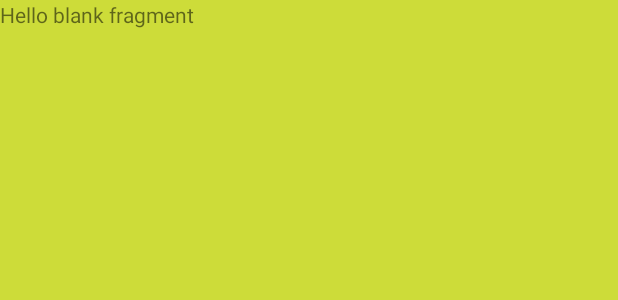
After one commit to MahanZiyari/Ashena, an Android app: the layout fragment_favorites.xml on its own in the app's theme, with its tools: preview values and no code run, on a phone screen of 412 x 824 dp. The commit adds this screen. Shown: the top 300 px of the screen. Run offline under Robolectric (Android 15) with nearby library versions, the phone set to English and light mode, and no system bars.

Commit message:
Feat: Implement bottom navigation - change app primary and secondary colors - add three fragment included: details, favorites and contacts - add main navigation tree to app - implement bottom navigation and set it up with navController

```diff
--- a/ashena/app/src/main/AndroidManifest.xml
+++ b/ashena/app/src/main/AndroidManifest.xml
@@ -12,7 +12,7 @@
         android:theme="@style/Theme.Ashena"
         tools:targetApi="31">
         <activity
-            android:name=".MainActivity"
+            android:name=".ui.MainActivity"
             android:exported="true">
             <intent-filter>
                 <action android:name="android.intent.action.MAIN" />
--- /dev/null
+++ b/ashena/app/src/main/res/drawable/baseline_person_outline_24.xml
@@ -0,0 +1,5 @@
+<vector android:height="24dp" android:tint="#000000"
+    android:viewportHeight="24" android:viewportWidth="24"
+    android:width="24dp" xmlns:android="http://schemas.android.com/apk/res/android">
+    <path android:fillColor="@android:color/white" android:pathData="M12,5.9c1.16,0 2.1,0.94 2.1,2.1s-0.94,2.1 -2.1,2.1S9.9,9.16 9.9,8s0.94,-2.1 2.1,-2.1m0,9c2.97,0 6.1,1.46 6.1,2.1v1.1L5.9,18.1L5.9,17c0,-0.64 3.13,-2.1 6.1,-2.1M12,4C9.79,4 8,5.79 8,8s1.79,4 4,4 4,-1.79 4,-4 -1.79,-4 -4,-4zM12,13c-2.67,0 -8,1.34 -8,4v3h16v-3c0,-2.66 -5.33,-4 -8,-4z"/>
+</vector>
--- /dev/null
+++ b/ashena/app/src/main/res/drawable/baseline_star_outline_24.xml
@@ -0,0 +1,5 @@
+<vector android:height="24dp" android:tint="#000000"
+    android:viewportHeight="24" android:viewportWidth="24"
+    android:width="24dp" xmlns:android="http://schemas.android.com/apk/res/android">
+    <path android:fillColor="@android:color/white" android:pathData="M22,9.24l-7.19,-0.62L12,2 9.19,8.63 2,9.24l5.46,4.73L5.82,21 12,17.27 18.18,21l-1.63,-7.03L22,9.24zM12,15.4l-3.76,2.27 1,-4.28 -3.32,-2.88 4.38,-0.38L12,6.1l1.71,4.04 4.38,0.38 -3.32,2.88 1,4.28L12,15.4z"/>
+</vector>
--- /dev/null
+++ b/ashena/app/src/main/res/layout/fragment_favorites.xml
@@ -0,0 +1,16 @@
+<?xml version="1.0" encoding="utf-8"?>
+<FrameLayout xmlns:android="http://schemas.android.com/apk/res/android"
+    xmlns:tools="http://schemas.android.com/tools"
+    android:layout_width="match_parent"
+    android:layout_height="match_parent"
+    android:background="#FFEB3B"
+    android:backgroundTint="#CDDC39"
+    tools:context=".ui.favorites.FavoritesFragment">
+
+    <!-- TODO: Update blank fragment layout -->
+    <TextView
+        android:layout_width="match_parent"
+        android:layout_height="wrap_content"
+        android:text="@string/hello_blank_fragment" />
+
+</FrameLayout>
--- a/ashena/app/src/main/res/values/colors.xml
+++ b/ashena/app/src/main/res/values/colors.xml
@@ -7,4 +7,11 @@
     <color name="teal_700">#FF018786</color>
     <color name="black">#FF000000</color>
     <color name="white">#FFFFFFFF</color>
+
+    <!--My Colors-->
+    <color name="Blue_800">#FF11879A</color>
+    <color name="Blue_700">#FF169BB2</color>
+    <color name="Blue_600">#FF1DB0CD</color>
+    <color name="teal_600">#FF119A67</color>
+    <color name="teal_500">#FF0BAC69</color>
 </resources>
--- a/ashena/app/src/main/res/values/strings.xml
+++ b/ashena/app/src/main/res/values/strings.xml
@@ -1,3 +1,7 @@
 <resources>
     <string name="app_name">ashena</string>
+    <string name="contacts">Contacts</string>
+    <string name="favorites">Favorites</string>
+    <!-- TODO: Remove or change this placeholder text -->
+    <string name="hello_blank_fragment">Hello blank fragment</string>
 </resources>
--- a/ashena/app/src/main/res/values/themes.xml
+++ b/ashena/app/src/main/res/values/themes.xml
@@ -1,13 +1,13 @@
 <resources xmlns:tools="http://schemas.android.com/tools">
     <!-- Base application theme. -->
-    <style name="Theme.Ashena" parent="Theme.MaterialComponents.DayNight.DarkActionBar">
+    <style name="Theme.Ashena" parent="Theme.MaterialComponents.DayNight.NoActionBar">
         <!-- Primary brand color. -->
-        <item name="colorPrimary">@color/purple_500</item>
-        <item name="colorPrimaryVariant">@color/purple_700</item>
+        <item name="colorPrimary">@color/Blue_700</item>
+        <item name="colorPrimaryVariant">@color/Blue_800</item>
         <item name="colorOnPrimary">@color/white</item>
         <!-- Secondary brand color. -->
-        <item name="colorSecondary">@color/teal_200</item>
-        <item name="colorSecondaryVariant">@color/teal_700</item>
+        <item name="colorSecondary">@color/teal_600</item>
+        <item name="colorSecondaryVariant">@color/teal_500</item>
         <item name="colorOnSecondary">@color/black</item>
         <!-- Status bar color. -->
         <item name="android:statusBarColor">?attr/colorPrimaryVariant</item>
```
Also changed, not shown: ashena/app/src/main/java/ziyari/mahan/ashena/MainActivity.kt (deleted, +0 -11 lines), ashena/app/src/main/java/ziyari/mahan/ashena/ui/MainActivity.kt (added, +29 -0 lines), ashena/app/src/main/java/ziyari/mahan/ashena/ui/contacts/ContactsFragment.kt (added, +20 -0 lines), ashena/app/src/main/java/ziyari/mahan/ashena/ui/details/DetailsFragment.kt (added, +20 -0 lines), ashena/app/src/main/java/ziyari/mahan/ashena/ui/favorites/FavoritesFragment.kt (added, +20 -0 lines), ashena/app/src/main/res/layout/activity_main.xml (+20 -8 lines), ashena/app/src/main/res/layout/fragment_contacts.xml (added, +15 -0 lines), ashena/app/src/main/res/layout/fragment_details.xml (added, +14 -0 lines), ashena/app/src/main/res/menu/bottom_navigation_menu.xml (added, +14 -0 lines), ashena/app/src/main/res/navigation/main_nav.xml (added, +18 -0 lines).
